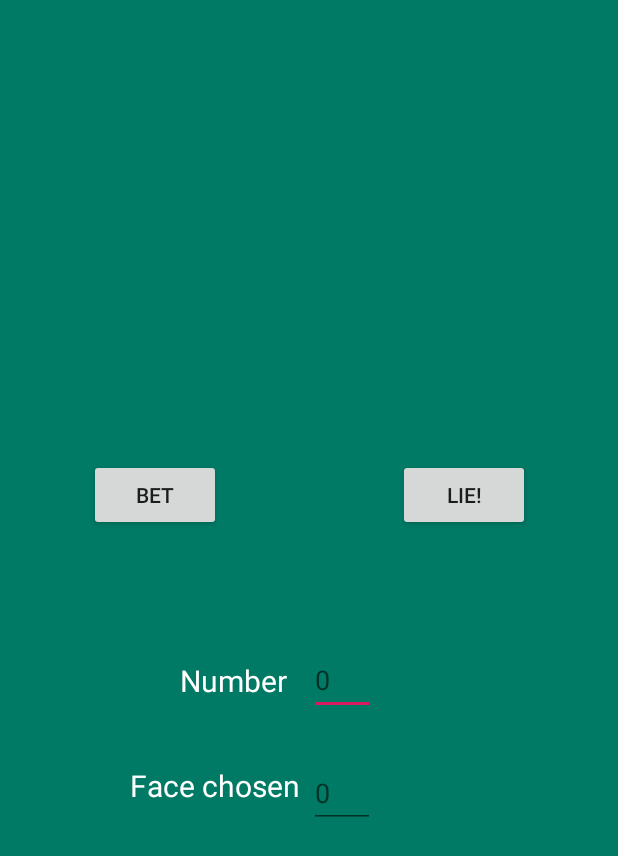
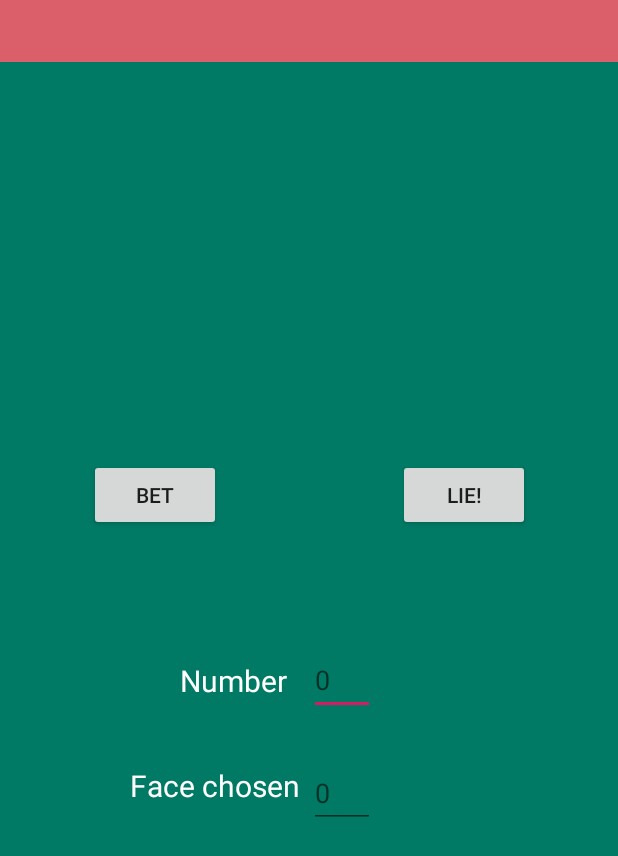
Before and after one commit to JetRequin/NevadaOdyssey, an Android app: the layout activity_dice.xml on its own in the app's theme, with its tools: preview values and no code run, on a phone screen of 412 x 824 dp. Shown: the top 856 px of the screen. Run offline under Robolectric (Android 15) with nearby library versions, the phone set to English and light mode, and no system bars.

Commit message:
Add layout activity_dice

```diff
--- a/app/src/main/java/fr/isen/nevadaodyssey/PokerDiceActivity.kt
+++ b/app/src/main/java/fr/isen/nevadaodyssey/PokerDiceActivity.kt
@@ -43,7 +43,7 @@ class PokerDiceActivity: AppCompatActivity(),ShakeDetector.Listener{
 
         userPreferences = getSharedPreferences(UserPreferences.name, Context.MODE_PRIVATE)
         money = userPreferences?.getInt(UserPreferences.money,0) ?: 0
-        moneyAmountDice.text = "Money:$money$"
+        textViewUserMoney.text = "Money:$money$"
 
 // ==== SHAKE DETECTION ===========================================
         val sensorManager = getSystemService(Context.SENSOR_SERVICE) as SensorManager
--- a/app/src/main/res/layout/activity_dice.xml
+++ b/app/src/main/res/layout/activity_dice.xml
@@ -8,15 +8,42 @@
     tools:context=".PokerDiceActivity">
 
     <TextView
-        android:id="@+id/moneyAmountDice"
+        android:id="@+id/textViewUserMoney"
+        android:layout_width="0dp"
+        android:layout_height="0dp"
+        android:background="@color/colorRedTheme"
+        android:textAlignment="center"
+        android:textColor="@color/colorWhite"
+        android:textSize="20sp"
+        app:layout_constraintBottom_toTopOf="@+id/guideline12"
+        app:layout_constraintEnd_toEndOf="parent"
+        app:layout_constraintStart_toEndOf="@+id/textViewUserName"
+        app:layout_constraintTop_toTopOf="parent" />
+
+    <TextView
+        android:id="@+id/textViewUserName"
+        android:layout_width="0dp"
+        android:layout_height="0dp"
+        android:background="@color/colorRedTheme"
+        android:textAlignment="textStart"
+        android:textColor="@color/colorWhite"
+        android:textSize="20sp"
+        app:layout_constraintBottom_toTopOf="@+id/guideline12"
+        app:layout_constraintEnd_toStartOf="@+id/guideline9"
+        app:layout_constraintStart_toStartOf="parent"
+        app:layout_constraintTop_toTopOf="parent" />
+    <androidx.constraintlayout.widget.Guideline
+        android:id="@+id/guideline9"
         android:layout_width="wrap_content"
         android:layout_height="wrap_content"
-        android:layout_marginTop="24dp"
-        android:textSize="24sp"
-        app:layout_constraintEnd_toEndOf="parent"
-        app:layout_constraintHorizontal_bias="0.045"
-        app:layout_constraintStart_toStartOf="parent"
-        app:layout_constraintTop_toTopOf="parent" />
+        android:orientation="vertical"
+        app:layout_constraintGuide_percent="0.45" />
+    <androidx.constraintlayout.widget.Guideline
+        android:id="@+id/guideline12"
+        android:layout_width="wrap_content"
+        android:layout_height="wrap_content"
+        android:orientation="horizontal"
+        app:layout_constraintGuide_percent="0.05" />
 
     <androidx.constraintlayout.widget.Guideline
         android:id="@+id/guideline18"
```
